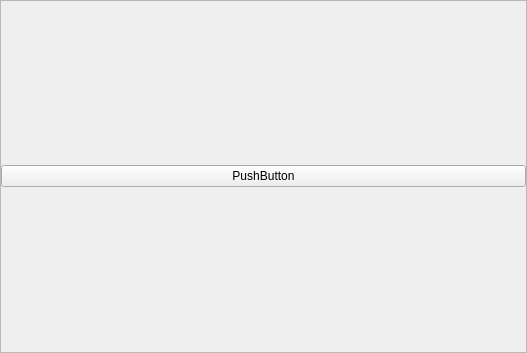
The window that AutoTLBB/player_control_tabs/GeneralTab.ui (NhokCrazy199/AutoTLBB) describes before a commit, drawn with Qt 5.
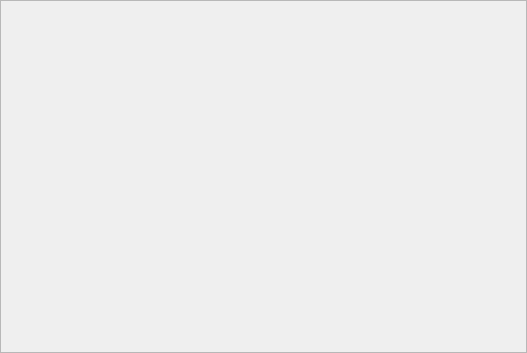
The same window after the commit.

What changed in the file:
```diff
--- a/AutoTLBB/player_control_tabs/GeneralTab.ui
+++ b/AutoTLBB/player_control_tabs/GeneralTab.ui
@@ -35,13 +35,6 @@
    <property name="spacing">
     <number>0</number>
    </property>
-   <item row="0" column="0">
-    <widget class="QPushButton" name="pushButton">
-     <property name="text">
-      <string>PushButton</string>
-     </property>
-    </widget>
-   </item>
   </layout>
  </widget>
  <resources/>
```
